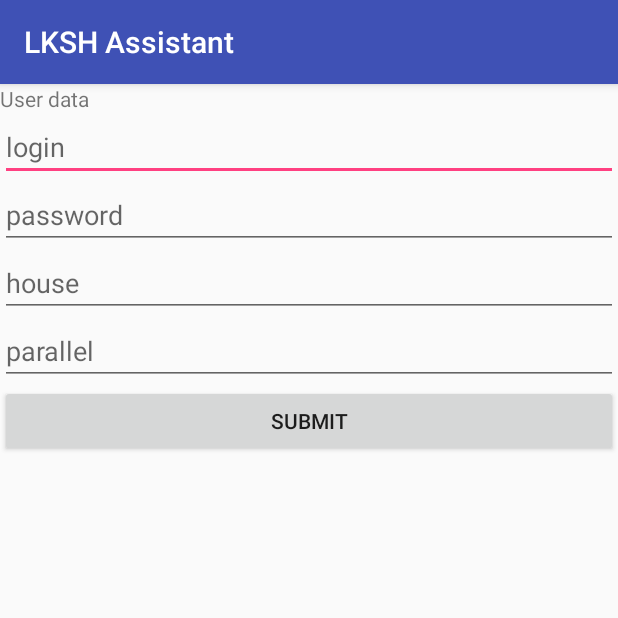
After one commit to SVDouble/LKSH.Assistant, an Android app: the AddUser screen opened directly, with no data from a screen before it, on a phone screen of 412 x 824 dp, the top half of it. The commit adds this screen. Run offline under Robolectric (Android 15) with nearby library versions, the phone set to English and light mode, and no system bars.

Commit message:
First db

```diff
--- a/app/src/main/AndroidManifest.xml
+++ b/app/src/main/AndroidManifest.xml
@@ -14,7 +14,12 @@
                 <action android:name="android.intent.action.MAIN" />
 
                 <category android:name="android.intent.category.LAUNCHER" />
+
             </intent-filter>
+        </activity>
+
+        <activity android:name=".AddUser">
+
         </activity>
     </application>
 
--- /dev/null
+++ b/app/src/main/java/com/lksh/dev/lkshassistant/AddUser.kt
@@ -0,0 +1,34 @@
+package com.lksh.dev.lkshassistant
+
+import android.content.ContentValues
+import android.content.Intent
+import android.support.v7.app.AppCompatActivity
+import android.os.Bundle
+import kotlinx.android.synthetic.main.activity_add_user.*
+
+class AddUser : AppCompatActivity() {
+
+    override fun onCreate(savedInstanceState: Bundle?) {
+        super.onCreate(savedInstanceState)
+        setContentView(R.layout.activity_add_user)
+
+        var localDB = DBHandler(this)
+
+        submit_btn.setOnClickListener{
+            var templogin = login.text.toString()
+            var temppassword = password.text.toString()
+            var temphouse = house.text.toString()
+            var tempparallel = house.text.toString()
+
+            var values = ContentValues()
+            values.put(DBHandler.login, templogin)
+            values.put(DBHandler.password, temppassword)
+            values.put(DBHandler.house, temphouse)
+            values.put(DBHandler.parallel, tempparallel)
+            localDB.addUser(values)
+
+            val intent = Intent(this, UserList::class.java)
+            startActivity(intent)
+        }
+    }
+}
--- /dev/null
+++ b/app/src/main/java/com/lksh/dev/lkshassistant/DBHandler.kt
@@ -0,0 +1,126 @@
+package com.lksh.dev.lkshassistant
+
+import android.content.ContentValues
+import android.content.Context
+import android.database.sqlite.SQLiteDatabase;
+import android.database.sqlite.SQLiteOpenHelper
+import android.database.sqlite.SQLiteQueryBuilder
+
+class DBHandler(context: Context) : SQLiteOpenHelper(context, DBName, null, DBVersion) {
+
+    companion object {
+        val DBName = "UsersDB"
+        val DBVersion = 1
+        val tableName = "userTable"
+        val _id = "id"
+        val login = "login"
+        val password = "password"
+        var house = "first"
+        var parallel = "P"
+    }
+
+    var sqlObj: SQLiteDatabase = this.writableDatabase // Сущность SQLiteDatabase
+
+    override fun onCreate(p0: SQLiteDatabase?) { // Вызывается при генерации БД
+        var sql1: String = "CREATE TABLE IF NOT EXISTS $tableName ( $_id  INTEGER PRIMARY KEY, $login TEXT, $password TEXT, $house TEXT, $parallel TEXT );"
+        p0!!.execSQL(sql1);
+    }
+
+    override fun onUpgrade(p0: SQLiteDatabase?, p1: Int, p2: Int) { // Вызывается при обновлении версии БД
+        p0!!.execSQL("Drop table IF EXISTS $tableName")
+        onCreate(p0)
+    }
+
+    fun addUser(values: ContentValues) = sqlObj.insert(tableName, "", values)
+
+    fun removeUser (id: Int) = sqlObj.delete(tableName, "id=?", arrayOf(id.toString()))
+
+    fun updateUser(values: ContentValues, id: Int) = sqlObj.update(tableName, values, "id=?", arrayOf(id.toString()))
+
+    fun listUsers(key : String) : ArrayList<UserData> {
+        var arraylist = ArrayList<UserData>()
+        var sqlQB = SQLiteQueryBuilder()
+        sqlQB.tables = tableName
+        var cols = arrayOf(_id, login, password, house, parallel)
+        var selectArgs = arrayOf(key)
+
+
+        var cursor = sqlQB.query(sqlObj, cols,"$_id like ?", selectArgs,null,null, _id)
+
+
+        if (cursor.moveToFirst()) {
+            do {
+                val id = cursor.getInt(cursor.getColumnIndex(_id))
+                val login = cursor.getString(cursor.getColumnIndex(login))
+                val password = cursor.getString(cursor.getColumnIndex(password))
+                val house = cursor.getString(cursor.getColumnIndex(house))
+                val parallel = cursor.getString(cursor.getColumnIndex(parallel))
+                arraylist.add(UserData(id, login, password, house, parallel))
+
+            } while (cursor.moveToNext())
+        }
+        return arraylist
+    }
+
+}
+
+
+//package com.lksh.dev.lkshassistant
+//
+//import android.content.ContentValues
+//import android.content.Context
+//import android.database.sqlite.SQLiteDatabase;
+//import android.database.sqlite.SQLiteOpenHelper
+//import android.database.sqlite.SQLiteQueryBuilder
+//
+//class DBHandler(context: Context) : SQLiteOpenHelper(context, DBName, null, DBVersion) {
+//
+//    companion object {
+//        val DBName = "UsersDB" // Название БД
+//        val DBVersion = 1 // Версия БД
+//        val tableName = "userTable" // Название таблицы
+//        val _id = "id" // Столбец id
+//        val firstName = "fname" // Столбец fname
+//        val lastName = "lname" // Столбец lname
+//    }
+//    var sqlObj: SQLiteDatabase = this.writableDatabase // Сущность SQLiteDatabase
+//
+//    override fun onCreate(p0: SQLiteDatabase?) { // Вызывается при генерации БД
+//        var sql1: String = "CREATE TABLE IF NOT EXISTS $tableName ( $_id  INTEGER PRIMARY KEY, $firstName TEXT, $lastName TEXT );"
+//        p0!!.execSQL(sql1);
+//    }
+//
+//    override fun onUpgrade(p0: SQLiteDatabase?, p1: Int, p2: Int) { // Вызывается при обновлении версии БД
+//        p0!!.execSQL("Drop table IF EXISTS $tableName")
+//        onCreate(p0)
+//    }
+//
+//    fun addUser(values: ContentValues) = sqlObj.insert(tableName, "", values)
+//
+//    fun removeUser (id: Int) = sqlObj.delete(tableName, "id=?", arrayOf(id.toString()))
+//
+//    fun updateUser(values: ContentValues, id: Int) = sqlObj.update(tableName, values, "id=?", arrayOf(id.toString()))
+//
+//    fun listUsers(key : String) : ArrayList<UserData> {
+//        var arraylist = ArrayList<UserData>()
+//        var sqlQB = SQLiteQueryBuilder()
+//        sqlQB.tables = tableName
+//        var cols = arrayOf(_id, firstName, lastName)
+//        var selectArgs = arrayOf(key)
+//        var cursor = sqlQB.query(sqlObj, cols,"$firstName like ?", selectArgs,null,null, firstName)
+//
+//        if (cursor.moveToFirst()) {
+//            do {
+//                val id = cursor.getInt(cursor.getColumnIndex(_id))
+//                val fname = cursor.getString(cursor.getColumnIndex(firstName))
+//                val lname = cursor.getString(cursor.getColumnIndex(lastName))
+//
+//                arraylist.add(UserData(id, fname, lname))
+//
+//            } while (cursor.moveToNext())
+//        }
+//        return arraylist
+//    }
+//
+//
+//}
--- /dev/null
+++ b/app/src/main/res/layout/activity_add_user.xml
@@ -0,0 +1,41 @@
+<?xml version="1.0" encoding="utf-8"?>
+<android.support.constraint.ConstraintLayout
+    xmlns:android="http://schemas.android.com/apk/res/android" android:layout_width="match_parent"
+    android:layout_height="match_parent">
+
+    <LinearLayout
+        android:layout_width="match_parent"
+        android:layout_height="match_parent"
+        android:orientation="vertical">
+        <TextView
+            android:layout_width="wrap_content"
+            android:layout_height="wrap_content"
+            android:text="User data" />
+        <EditText
+            android:hint="login"
+            android:id="@+id/login"
+            android:layout_width="match_parent"
+            android:layout_height="wrap_content" />
+        <EditText
+            android:hint="password"
+            android:id="@+id/password"
+            android:layout_width="match_parent"
+            android:layout_height="wrap_content" />
+        <EditText
+            android:hint="house"
+            android:id="@+id/house"
+            android:layout_width="match_parent"
+            android:layout_height="wrap_content" />
+        <EditText
+            android:hint="parallel"
+            android:id="@+id/parallel"
+            android:layout_width="match_parent"
+            android:layout_height="wrap_content" />
+
+        <Button
+            android:text="Submit"
+            android:id="@+id/submit_btn"
+            android:layout_width="match_parent"
+            android:layout_height="wrap_content" />
+    </LinearLayout>
+</android.support.constraint.ConstraintLayout>
```
Also changed, not shown: app/src/main/java/com/lksh/dev/lkshassistant/MainActivity.kt (+10 -0 lines), app/src/main/java/com/lksh/dev/lkshassistant/UserData.kt (added, +11 -0 lines), app/src/main/java/com/lksh/dev/lkshassistant/UserList.kt (added, +34 -0 lines), app/src/main/res/layout/activity_main.xml (+3 -7 lines), app/src/main/res/layout/activity_user_list.xml (added, +21 -0 lines).
